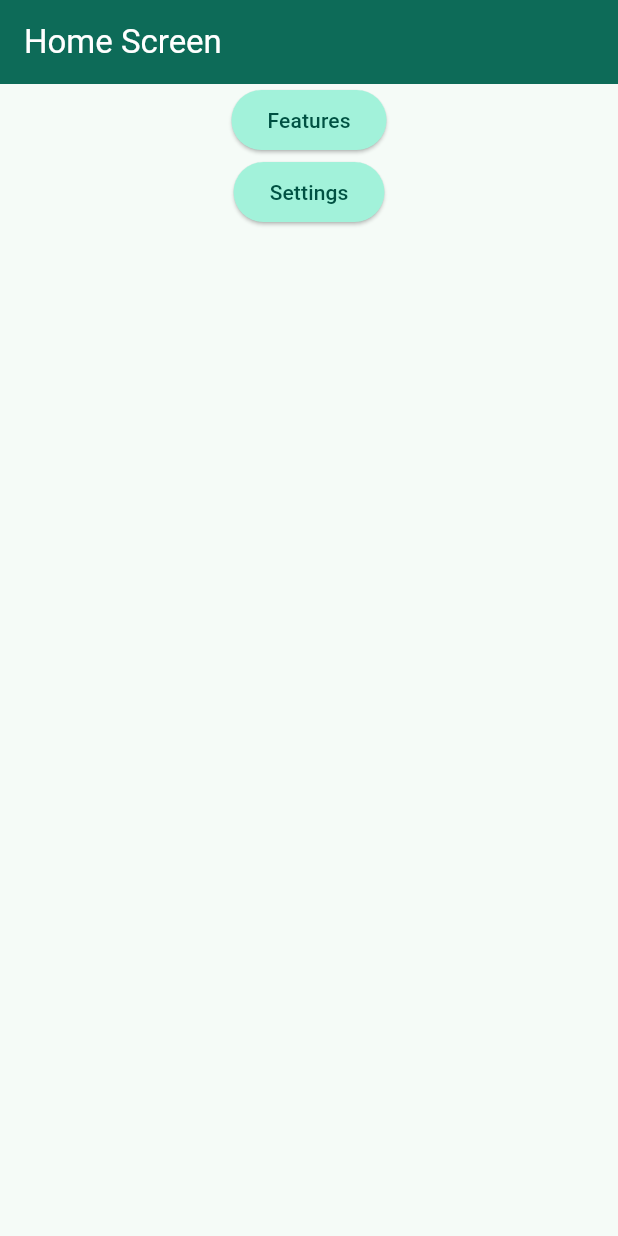
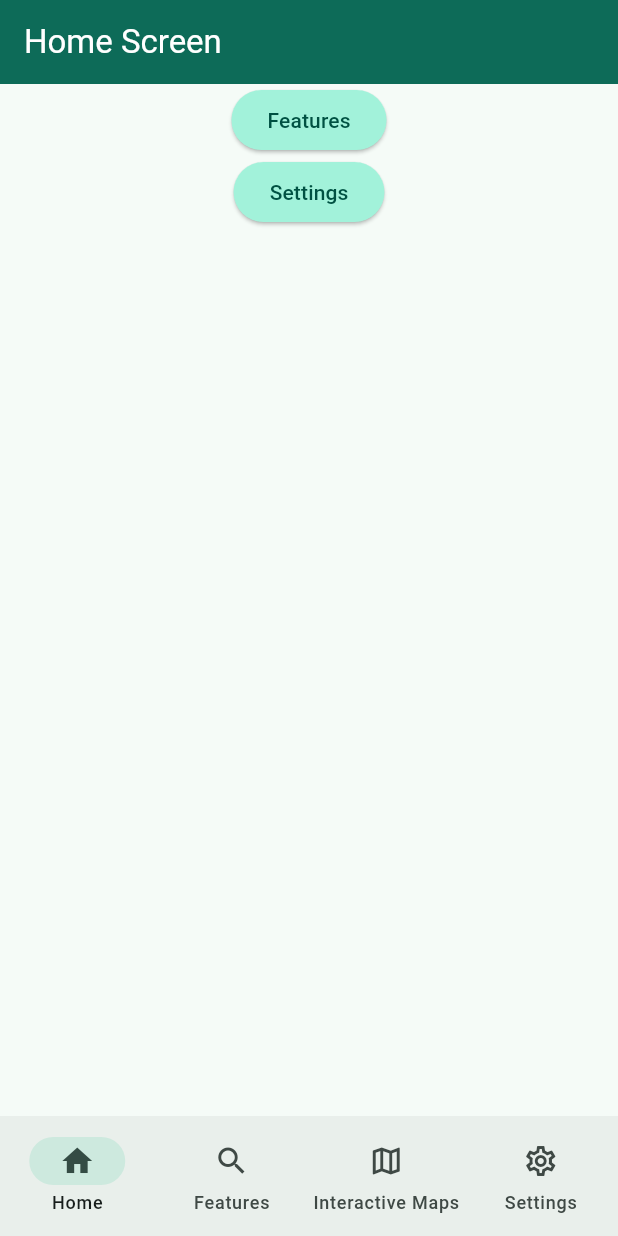
Before and after one commit to GCC-App/gcc-app.github.io, a Flutter app: the screen it shows after launch, on a phone screen of 412 x 824 dp. Run offline on Flutter 3.47's test engine with Material 3 defaults, Android fonts, the phone set to English and light mode, and no system bars; our stand-ins replace flutter_map, latlong2.

Commit message:
Implemented cosmetic settings. Directed main.dart to nav.dart, implemented navigation bar, and created method to connect buttons to navigation bar.

```diff
--- a/lib/backend/bus_routes.dart
+++ b/lib/backend/bus_routes.dart
@@ -423,7 +423,7 @@ class _BusRoutesScreenState extends State<BusRoutesScreen> {
           ),
           const SizedBox(height: 20),
           DropdownButtonFormField<String>(
-            value: selectedRoute,
+            initialValue: selectedRoute,
             decoration: const InputDecoration(
               labelText: 'Select Route',
               border: OutlineInputBorder(),
--- a/lib/backend/config.dart
+++ b/lib/backend/config.dart
@@ -11,42 +11,69 @@
 
 import 'package:flutter/material.dart';
 
-abstract class AppStyles {
 
-  static var seedColor = Colors.tealAccent;
-  static var colorMode = Brightness.light;
-  static var contrastLevel = 0.0;
+@immutable
+class AppStyles {
 
-  static const minContrastLevel = -1.0;
-  static const maxContrastLevel = 1.0;
+  static final double minContrastLevel = -1.0;
+  static final double maxContrastLevel = 1.0;
 
-  static var titleStyle = TextStyle (
+  final Color seedColor;
+  final Brightness colorMode;
+  final double contrastLevel;
+
+  static const TextStyle titleStyle = TextStyle (
       fontSize : 32,
       fontWeight : FontWeight.bold
   );
 
-  static var headerStyle = TextStyle (
+  static const TextStyle headerStyle = TextStyle (
       fontSize : 24,
       fontWeight: FontWeight.bold
   );
 
-  static var bodyStyle = TextStyle (
+  static const TextStyle bodyStyle = TextStyle (
     fontSize : 16,
   );
 
-  static var captionStyle = TextStyle (
+  static const TextStyle captionStyle = TextStyle (
       fontSize : 16,
       fontStyle : FontStyle.italic
   );
 
-  static ColorScheme colorScheme = ColorScheme.fromSeed(
+  // Constant constructor
+  const AppStyles ({
+
+    this.seedColor = Colors.tealAccent,
+    this.colorMode = Brightness.light,
+    this.contrastLevel = 0.0,
+
+  });
+
+  // Copy a new instance to change attributes
+  AppStyles copyWith({
+
+    Color? seedColor,
+    Brightness? colorMode,
+    double? contrastLevel
+
+  }) {
+
+    return AppStyles (
+      seedColor: seedColor ?? this.seedColor,
+      colorMode: colorMode ?? this.colorMode,
+      contrastLevel: contrastLevel ?? this.contrastLevel
+    );
+  }
+
+  ColorScheme get colorScheme => ColorScheme.fromSeed(
 
       seedColor: seedColor,
       brightness: colorMode,
       contrastLevel: contrastLevel
   );
 
-  static TextTheme textTheme = TextTheme(
+  TextTheme get textTheme => TextTheme(
 
     displayLarge: titleStyle,
     displayMedium: headerStyle,
@@ -55,7 +82,7 @@ abstract class AppStyles {
     labelSmall: captionStyle
   );
 
-  static AppBarTheme appBarTheme = AppBarTheme(
+  AppBarTheme get appBarTheme => AppBarTheme(
 
   backgroundColor: colorScheme.primary,
   foregroundColor: colorScheme.onPrimary,
@@ -63,7 +90,7 @@ abstract class AppStyles {
   titleTextStyle: TextTheme().displayLarge,
   );
 
-  static ElevatedButtonThemeData buttonTheme = ElevatedButtonThemeData(
+  ElevatedButtonThemeData get buttonTheme => ElevatedButtonThemeData(
 
     style: ElevatedButton.styleFrom(
 
@@ -72,34 +99,47 @@ abstract class AppStyles {
 
     )
   );
+
+  ThemeData get appTheme => ThemeData(
+
+    colorScheme: colorScheme,
+    textTheme: textTheme,
+    appBarTheme: appBarTheme,
+    elevatedButtonTheme: buttonTheme
+
+  );
 }
 
 
-final ValueNotifier<ThemeData> themeNotifier = ValueNotifier<ThemeData>(
-    ThemeData(
+class StylesController extends ValueNotifier<AppStyles> {
 
-        colorScheme: AppStyles.colorScheme,
-        textTheme: AppStyles.textTheme,
-        appBarTheme: AppStyles.appBarTheme,
-        elevatedButtonTheme: AppStyles.buttonTheme
+  StylesController(super.value);
 
-    )
-);
-
+  // Methods to change theme
+  void isDarkMode(bool isDarkMode) {
+    Brightness newColorMode = isDarkMode ? Brightness.dark : Brightness.light;
+    value =
+        value.copyWith(colorMode: newColorMode);
+  }
 
   void updateContrast(double newContrastLevel) {
+    value =
+        value.copyWith(contrastLevel: newContrastLevel);
+  }
 
-  AppStyles.colorScheme = ColorScheme.fromSeed(
-      seedColor: AppStyles.seedColor,
-      brightness: AppStyles.colorMode,
-      contrastLevel: newContrastLevel
-  );
+  // Chaining shortcuts
+  Color get seedColor => value.seedColor;
+  Brightness get colorMode => value.colorMode;
+  double get contrastLevel => value.contrastLevel;
+  ColorScheme get colorScheme => value.colorScheme;
 
-  themeNotifier.value = ThemeData(
+  TextStyle? get titleStyle => value.textTheme.displayLarge;
+  TextStyle? get headerStyle => value.textTheme.displayMedium;
+  TextStyle? get bodyStyle => value.textTheme.displaySmall;
+  TextStyle? get captionStyle => value.textTheme.labelSmall;
 
-      colorScheme: AppStyles.colorScheme,
-      textTheme: AppStyles.textTheme,
-      appBarTheme: AppStyles.appBarTheme,
-      elevatedButtonTheme: AppStyles.buttonTheme
-  );
+  ThemeData get appTheme => value.appTheme;
 }
+
+// Controller instance
+final stylesController = StylesController(AppStyles());
--- a/lib/backend/nav.dart
+++ b/lib/backend/nav.dart
@@ -6,3 +6,110 @@
   Requirements: 3.1 Navigation Bar
   Purpose:
 */
+
+import 'package:campus_companion/frontend/features.dart';
+import 'package:campus_companion/frontend/home.dart';
+import 'package:campus_companion/frontend/interactive_maps.dart';
+import 'package:campus_companion/frontend/settings.dart';
+import 'package:flutter/material.dart';
+
+
+// Use this when setting the index
+enum Screens {home, features, interactiveMaps, settings}
+
+class NavBar extends StatefulWidget {
+  const NavBar({super.key});
+
+  @override
+  State<NavBar> createState() => NavBarState();
+}
+
+class NavBarState extends State<NavBar> {
+
+  // List all implemented screens here.
+  final List<Widget> _screenList = const [
+    HomeScreen(),
+    FeaturesScreen(),
+    InteractiveMapsScreen(),
+    SettingsScreen()
+  ];
+
+  @override
+  Widget build(BuildContext context) {
+    return ValueListenableBuilder<int> (
+        valueListenable: navController,
+        builder: (context, currIndex, child) {
+
+      return Scaffold(
+
+        body: IndexedStack(
+            index: currIndex,
+            children: _screenList
+        ),
+
+        bottomNavigationBar: NavigationBar(
+
+          selectedIndex: currIndex,
+
+          onDestinationSelected: (int newIndex) {
+
+            navController.value = newIndex;
+
+            setState(() {
+              currIndex = newIndex;
+            });
+          },
+
+          // Icons and labels
+          destinations: const [
+
+            NavigationDestination(
+                icon: Icon(Icons.home_outlined),
+                selectedIcon: Icon(Icons.home),
+                label: "Home"
+            ),
+
+            NavigationDestination(
+                icon: Icon(Icons.search_outlined),
+                selectedIcon: Icon(Icons.search),
+                label: "Features"
+            ),
+
+            NavigationDestination(
+                icon: Icon(Icons.map_outlined),
+                selectedIcon: Icon(Icons.map),
+                label: "Interactive Maps"
+            ),
+
+            NavigationDestination(
+                icon: Icon(Icons.settings_outlined),
+                selectedIcon: Icon(Icons.settings),
+                label: "Settings"
+            )
+          ],
+        ),
+      );
+      }
+    );
+  }
+}
+
+// Change the index of the screen in the navbar class.
+class NavController extends ValueNotifier<int> {
+  NavController([super.value = 0]);
+
+  final Map<Screens, int> _screenToIndexMap = {
+
+    Screens.home : 0,
+    Screens.features : 1,
+    Screens.interactiveMaps : 2,
+    Screens.settings : 3
+  };
+
+  // Use this method when using buttons to link to another screen.
+  void updateButtonNav(Screens screen) {
+    value = _screenToIndexMap[screen]!;
+  }
+}
+
+final navController = NavController();
--- a/lib/frontend/features.dart
+++ b/lib/frontend/features.dart
@@ -8,8 +8,8 @@
 */
 
 
+import "package:campus_companion/backend/nav.dart";
 import "package:flutter/material.dart";
-import "package:campus_companion/frontend/interactive_maps.dart";
 
 class FeaturesScreen extends StatelessWidget {
 
@@ -21,19 +21,34 @@ class FeaturesScreen extends StatelessWidget {
       appBar: AppBar(title: const Text("Features Screen")),
 
       body: Center(
+        child: Column(
+          children: [
 
-        child: ElevatedButton(
+            ElevatedButton(
+                child: const Text("Home Screen"),
 
-          child: const Text("Interactive Maps"),
+                onPressed: () {
+                  navController.updateButtonNav(Screens.home);
+                }
+            ),
 
-          onPressed: () {
-            Navigator.of(context).push(
-              MaterialPageRoute<void>(
-                builder: (context) => const InteractiveMapsScreen(),
-              ),
-            );
-          }
-        )
+            ElevatedButton(
+
+              child: const Text("Interactive Maps"),
+
+                onPressed: () {
+                  navController.updateButtonNav(Screens.interactiveMaps);
+                }
+            ),
+
+          ElevatedButton(
+          child: const Text("Settings"),
+
+            onPressed: () {
+              navController.updateButtonNav(Screens.settings);
+            }
+          )
+        ])
       )
     );
   }
--- a/lib/frontend/home.dart
+++ b/lib/frontend/home.dart
@@ -10,8 +10,7 @@
 
 
 import "package:flutter/material.dart";
-import "package:campus_companion/frontend/features.dart";
-import "package:campus_companion/frontend/settings.dart";
+import "package:campus_companion/backend/nav.dart";
 
 
 class HomeScreen extends StatelessWidget {
@@ -30,11 +29,7 @@ class HomeScreen extends StatelessWidget {
                   child: const Text("Features"),
 
                   onPressed: () {
-                    Navigator.of(context).push(
-                      MaterialPageRoute<void>(
-                        builder: (context) => const FeaturesScreen(),
-                      ),
-                    );
+                    navController.updateButtonNav(Screens.features);
                   }
               ),
 
@@ -42,11 +37,7 @@ class HomeScreen extends StatelessWidget {
                 child: const Text("Settings"),
 
                 onPressed: () {
-                  Navigator.of(context).push(
-                    MaterialPageRoute<void>(
-                      builder: (context) => const SettingsScreen(),
-                    ),
-                  );
+                  navController.updateButtonNav(Screens.settings);
                 }
               )
             ]
--- a/lib/main.dart
+++ b/lib/main.dart
@@ -10,8 +10,8 @@
 
 
 import "package:flutter/material.dart";
-import "package:campus_companion/frontend/home.dart";
 import "package:campus_companion/backend/config.dart";
+import "package:campus_companion/backend/nav.dart";
 
 void main() {
   runApp(const CampusCompanionApp());
@@ -24,13 +24,13 @@ class CampusCompanionApp extends StatelessWidget {
   @override
   Widget build(BuildContext context) {
 
-    return ValueListenableBuilder<ThemeData> (valueListenable: themeNotifier,
+    return ValueListenableBuilder<AppStyles> (valueListenable: stylesController,
         builder: (context, currentTheme, child) {
           return MaterialApp(
 
               title: "Campus Companion App",
-              theme: currentTheme,
-              home: HomeScreen()
+              theme: stylesController.appTheme,
+              home: NavBar(),
           );
         }
     );
```
Also changed, not shown: lib/frontend/settings.dart (+24 -3 lines). Lines whose indentation alone changed are shown as unchanged.
